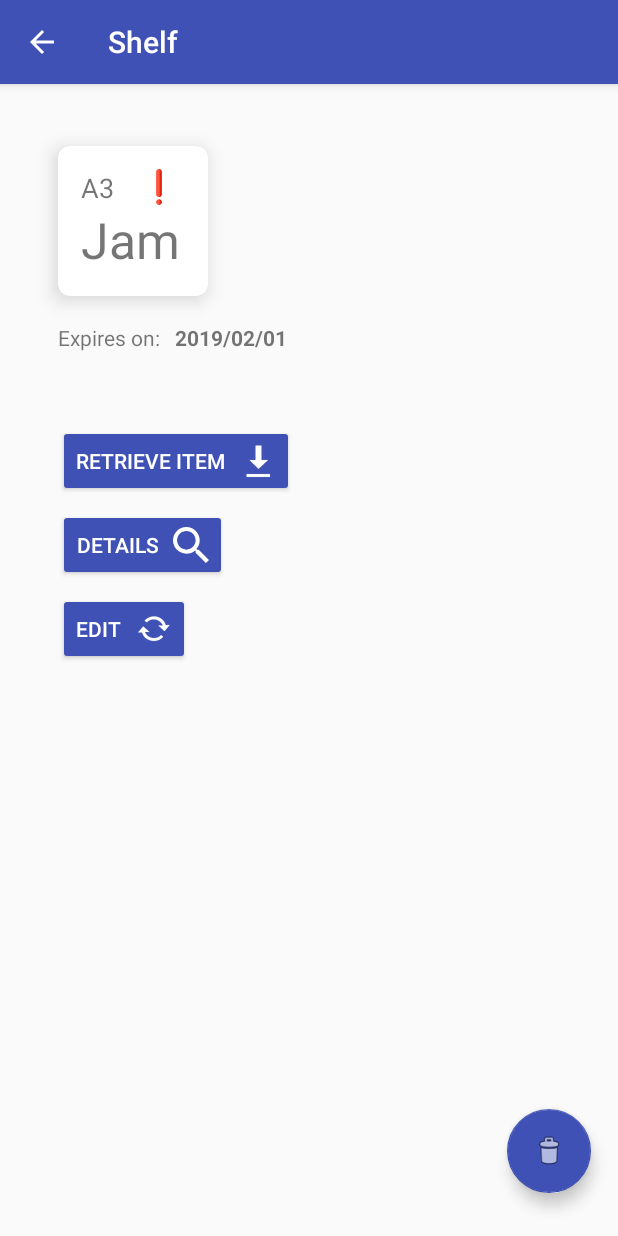
After one commit to Ojasvi-Jalal/SystemDesignProject-Team2, an Android app: the ShelfActivity screen opened directly, with no data from a screen before it, on a phone screen of 412 x 824 dp. The commit adds this screen. Run offline under Robolectric (Android 15) with nearby library versions, the light colour scheme and no system bars.

Commit message:
Finished notification display, started work on Shelf activity

```diff
--- a/android-app/app/src/main/AndroidManifest.xml
+++ b/android-app/app/src/main/AndroidManifest.xml
@@ -16,6 +16,9 @@
                 <category android:name="android.intent.category.LAUNCHER" />
             </intent-filter>
         </activity>
+        <activity
+            android:name=".ShelfActivity"
+            android:parentActivityName=".MainActivity" />
     </application>
 
 </manifest>
--- a/android-app/app/src/main/java/com/example/ojasvi/roboreachapp/Notification.kt
+++ b/android-app/app/src/main/java/com/example/ojasvi/roboreachapp/Notification.kt
@@ -1,3 +1,3 @@
 package com.example.ojasvi.roboreachapp
 
-data class Notification(val id: Int, var shelf: Shelf)
+data class Notification(var shelf: Shelf)
--- /dev/null
+++ b/android-app/app/src/main/java/com/example/ojasvi/roboreachapp/ShelfActivity.kt
@@ -0,0 +1,14 @@
+package com.example.ojasvi.roboreachapp
+
+import android.support.v7.app.AppCompatActivity
+import android.os.Bundle
+
+class ShelfActivity : AppCompatActivity() {
+
+    override fun onCreate(savedInstanceState: Bundle?) {
+        super.onCreate(savedInstanceState)
+        setContentView(R.layout.activity_shelf)
+        supportActionBar?.title = "Shelf"
+        supportActionBar?.setDisplayHomeAsUpEnabled(true)
+    }
+}
--- /dev/null
+++ b/android-app/app/src/main/res/drawable/ic_searching_magnifying_glass.xml
@@ -0,0 +1,4 @@
+<vector android:height="24dp" android:viewportHeight="446.25"
+    android:viewportWidth="446.25" android:width="24dp" xmlns:android="http://schemas.android.com/apk/res/android">
+    <path android:fillColor="#FFFFFF" android:pathData="M318.75,280.5h-20.4l-7.649,-7.65c25.5,-28.05 40.8,-66.3 40.8,-107.1C331.5,73.95 257.55,0 165.75,0S0,73.95 0,165.75S73.95,331.5 165.75,331.5c40.8,0 79.05,-15.3 107.1,-40.8l7.65,7.649v20.4L408,446.25L446.25,408L318.75,280.5zM165.75,280.5C102,280.5 51,229.5 51,165.75S102,51 165.75,51S280.5,102 280.5,165.75S229.5,280.5 165.75,280.5z"/>
+</vector>
--- /dev/null
+++ b/android-app/app/src/main/res/layout/activity_shelf.xml
@@ -0,0 +1,187 @@
+<?xml version="1.0" encoding="utf-8"?>
+
+<android.support.constraint.ConstraintLayout xmlns:android="http://schemas.android.com/apk/res/android"
+    xmlns:app="http://schemas.android.com/apk/res-auto"
+    xmlns:tools="http://schemas.android.com/tools"
+    android:layout_width="match_parent"
+    android:layout_height="match_parent">
+
+    <android.support.design.widget.FloatingActionButton
+        android:id="@+id/deleteButton"
+        android:layout_width="wrap_content"
+        android:layout_height="wrap_content"
+        android:layout_marginBottom="8dp"
+        android:layout_marginEnd="8dp"
+        android:layout_marginStart="8dp"
+        android:layout_marginTop="8dp"
+        android:clickable="true"
+        app:backgroundTint="@color/colorPrimary"
+        app:fabSize="auto"
+        app:layout_constraintBottom_toBottomOf="parent"
+        app:layout_constraintEnd_toEndOf="parent"
+        app:layout_constraintHorizontal_bias="0.97"
+        app:layout_constraintStart_toStartOf="parent"
+        app:layout_constraintTop_toTopOf="parent"
+        app:layout_constraintVertical_bias="0.97"
+        app:srcCompat="@android:drawable/ic_menu_delete" />
+
+    <TextView
+        android:id="@+id/textView4"
+        android:layout_width="wrap_content"
+        android:layout_height="wrap_content"
+        android:layout_marginBottom="8dp"
+        android:layout_marginEnd="8dp"
+        android:layout_marginTop="8dp"
+        android:paddingBottom="10dp"
+        android:paddingRight="10dp"
+        android:paddingTop="10dp"
+        android:text="2019/02/01"
+        android:textStyle="bold"
+        app:layout_constraintBottom_toBottomOf="parent"
+        app:layout_constraintEnd_toEndOf="parent"
+        app:layout_constraintHorizontal_bias="0.0"
+        app:layout_constraintStart_toEndOf="@+id/textView3"
+        app:layout_constraintTop_toBottomOf="@+id/card"
+        app:layout_constraintVertical_bias="0.0"
+        tools:layout_conversion_absoluteHeight="19dp"
+        tools:layout_conversion_absoluteWidth="154dp" />
+
+    <Button
+        android:id="@+id/button"
+        style="@android:style/Widget.Material.Button.Colored"
+        android:layout_width="wrap_content"
+        android:layout_height="wrap_content"
+        android:layout_marginBottom="8dp"
+        android:layout_marginEnd="8dp"
+        android:layout_marginTop="8dp"
+        android:backgroundTint="@color/colorPrimary"
+        android:drawablePadding="10dp"
+        android:drawableRight="@android:drawable/stat_sys_download_done"
+        android:text="Retrieve item"
+        app:layout_constraintBottom_toBottomOf="parent"
+        app:layout_constraintEnd_toEndOf="parent"
+        app:layout_constraintHorizontal_bias="0.0"
+        app:layout_constraintStart_toStartOf="@+id/textView3"
+        app:layout_constraintTop_toBottomOf="@+id/textView3"
+        app:layout_constraintVertical_bias="0.060000002"
+        tools:layout_conversion_absoluteHeight="48dp"
+        tools:layout_conversion_absoluteWidth="123dp" />
+
+    <Button
+        android:id="@+id/button3"
+        style="@android:style/Widget.Material.Button.Colored"
+        android:layout_width="wrap_content"
+        android:layout_height="wrap_content"
+        android:layout_marginBottom="8dp"
+        android:layout_marginEnd="8dp"
+        android:layout_marginTop="8dp"
+        android:backgroundTint="@color/colorPrimary"
+        android:drawablePadding="10dp"
+        android:drawableRight="@android:drawable/stat_notify_sync"
+        android:text="Edit"
+        app:layout_constraintBottom_toBottomOf="parent"
+        app:layout_constraintEnd_toEndOf="parent"
+        app:layout_constraintHorizontal_bias="0.0"
+        app:layout_constraintStart_toStartOf="@+id/button2"
+        app:layout_constraintTop_toBottomOf="@+id/button2"
+        app:layout_constraintVertical_bias="0.0"
+        tools:layout_conversion_absoluteHeight="48dp"
+        tools:layout_conversion_absoluteWidth="88dp" />
+
+    <Button
+        android:id="@+id/button2"
+        style="@android:style/Widget.Material.Button.Colored"
+        android:layout_width="wrap_content"
+        android:layout_height="wrap_content"
+        android:layout_marginBottom="8dp"
+        android:layout_marginEnd="8dp"
+        android:layout_marginTop="8dp"
+        android:backgroundTint="@color/colorPrimary"
+        android:drawablePadding="10dp"
+        android:drawableRight="@drawable/ic_searching_magnifying_glass"
+        android:text="Details"
+        app:layout_constraintBottom_toBottomOf="parent"
+        app:layout_constraintEnd_toEndOf="parent"
+        app:layout_constraintHorizontal_bias="0.0"
+        app:layout_constraintStart_toStartOf="@+id/button"
+        app:layout_constraintTop_toBottomOf="@+id/button"
+        app:layout_constraintVertical_bias="0.0"
+        tools:layout_conversion_absoluteHeight="48dp"
+        tools:layout_conversion_absoluteWidth="88dp" />
+
+    <TextView
+        android:id="@+id/textView3"
+        android:layout_width="wrap_content"
+        android:layout_height="wrap_content"
+        android:layout_marginBottom="8dp"
+        android:layout_marginTop="8dp"
+        android:paddingBottom="10dp"
+        android:paddingRight="10dp"
+        android:paddingTop="10dp"
+        android:text="Expires on:"
+        app:layout_constraintBottom_toBottomOf="parent"
+        app:layout_constraintEnd_toEndOf="parent"
+        app:layout_constraintHorizontal_bias="0.0"
+        app:layout_constraintStart_toStartOf="@+id/card"
+        app:layout_constraintTop_toBottomOf="@+id/card"
+        app:layout_constraintVertical_bias="0.0"
+        tools:layout_conversion_absoluteHeight="19dp"
+        tools:layout_conversion_absoluteWidth="146dp" />
+
+    <android.support.v7.widget.CardView
+        android:id="@+id/card"
+        android:layout_width="wrap_content"
+        android:layout_height="wrap_content"
+        android:layout_columnWeight="1"
+        android:layout_margin="16dp"
+        android:layout_rowWeight="1"
+        app:cardCornerRadius="8dp"
+        app:cardElevation="8dp"
+        app:layout_constraintBottom_toBottomOf="parent"
+        app:layout_constraintEnd_toEndOf="parent"
+        app:layout_constraintHorizontal_bias="0.08"
+        app:layout_constraintStart_toStartOf="parent"
+        app:layout_constraintTop_toTopOf="parent"
+        app:layout_constraintVertical_bias="0.04000002">
+
+        <LinearLayout
+            android:layout_width="100dp"
+            android:layout_height="100dp"
+            android:orientation="vertical"
+            android:padding="15dp">
+
+            <LinearLayout
+                android:layout_width="match_parent"
+                android:layout_height="wrap_content"
+                android:orientation="horizontal">
+
+                <TextView
+                    android:id="@+id/name"
+                    android:layout_width="match_parent"
+                    android:layout_height="wrap_content"
+                    android:layout_weight="1"
+                    android:text="A3"
+                    android:textSize="18sp" />
+
+                <ImageView
+                    android:id="@+id/warn"
+                    android:layout_width="match_parent"
+                    android:layout_height="wrap_content"
+                    android:layout_weight="1"
+                    android:visibility="visible"
+                    app:srcCompat="@drawable/ic_exclamation" />
+            </LinearLayout>
+
+            <TextView
+                android:id="@+id/title"
+                android:layout_width="match_parent"
+                android:layout_height="match_parent"
+                android:autoSizeTextType="uniform"
+                android:gravity="bottom"
+                android:text="Jam"
+                android:textSize="20sp" />
+        </LinearLayout>
+
+    </android.support.v7.widget.CardView>
+
+</android.support.constraint.ConstraintLayout>
--- a/android-app/app/src/main/res/values/colors.xml
+++ b/android-app/app/src/main/res/values/colors.xml
@@ -1,6 +1,6 @@
 <?xml version="1.0" encoding="utf-8"?>
 <resources>
-    <color name="colorPrimary">#3F51B5</color>
+    <color name="colorPrimary">#3f51b5</color>
     <color name="colorPrimaryDark">#303F9F</color>
     <color name="colorAccent">#FF4081</color>
 </resources>
```
Also changed, not shown: android-app/app/src/main/java/com/example/ojasvi/roboreachapp/MainActivity.kt (+26 -3 lines), android-app/app/src/main/java/com/example/ojasvi/roboreachapp/NotificationAdapter.kt (added, +29 -0 lines), android-app/app/src/main/res/layout/card_shelves.xml (+22 -4 lines), android-app/app/src/main/res/layout/notification_card.xml (added, +42 -0 lines).
